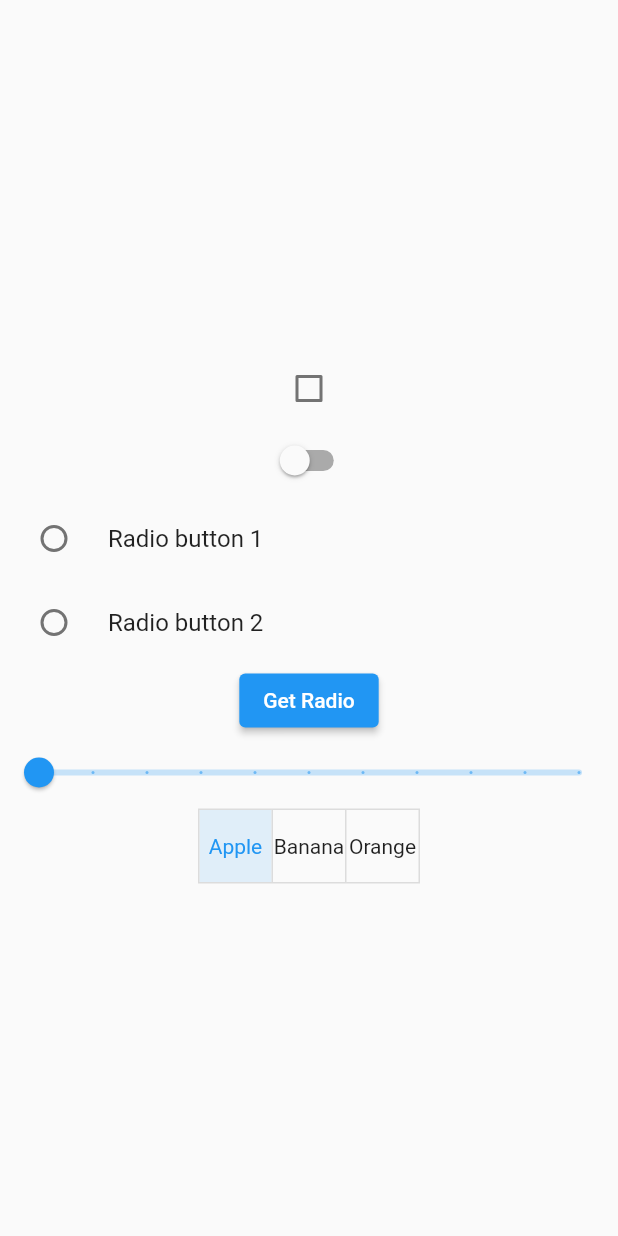
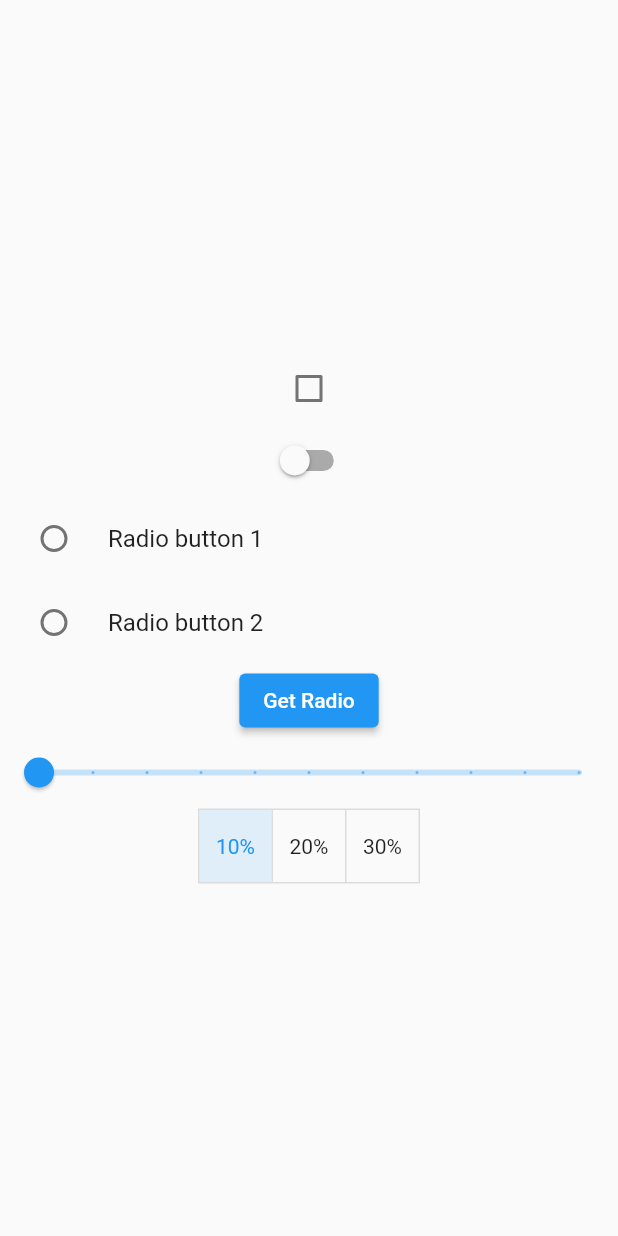
Before and after one commit to GayratShirnboyev/selection_controls, a Flutter app: the screen it shows after launch, on a phone screen of 412 x 824 dp. Run offline on Flutter 3.47's test engine with Material 2 defaults, Android fonts, the phone set to English and light mode, and no system bars.

Commit message:
toggle switch

```diff
--- a/lib/main.dart
+++ b/lib/main.dart
@@ -16,8 +16,8 @@ class _MyAppState extends State<MyApp> {
   String? price;
   double sliderValue = 0.0;
 
-  List<Widget> fruits = <Widget>[Text('Apple'), Text('Banana'), Text('Orange')];
-  final List<bool> _selected = <bool>[true, false, false];
+  List<Widget> p = <Widget>[Text('10%'), Text('20%'), Text('30%')];
+  List<bool> _selected = <bool>[true, false, false];
   @override
   Widget build(BuildContext context) {
     return MaterialApp(
@@ -80,10 +80,13 @@ class _MyAppState extends State<MyApp> {
                     });
                   })),
               ToggleButtons(
-                children: fruits,
+                children: p,
                 isSelected: _selected,
                 onPressed: (index) {
                   print(index);
+                  setState(() {
+                    _selected = [false, true, false];
+                  });
                 },
               )
             ],
```
